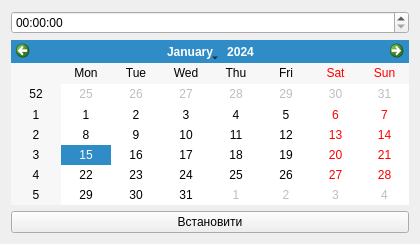
Aleksey710/climatecontrolsystem, file ClimateControlSystem/Frames/SettingsFrames/DateTimeSetup.ui: the form before one commit.
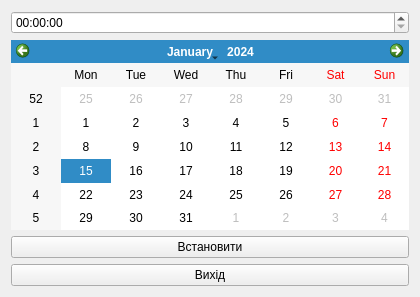
The form after the commit.

Patch:
```diff
--- a/ClimateControlSystem/Frames/SettingsFrames/DateTimeSetup.ui
+++ b/ClimateControlSystem/Frames/SettingsFrames/DateTimeSetup.ui
@@ -7,7 +7,7 @@
     <x>0</x>
     <y>0</y>
     <width>420</width>
-    <height>244</height>
+    <height>297</height>
    </rect>
   </property>
   <property name="windowTitle">
@@ -16,9 +16,6 @@
   <layout class="QGridLayout" name="gridLayout_2">
    <item row="0" column="0">
     <layout class="QGridLayout" name="gridLayout">
-     <item row="0" column="0">
-      <widget class="QTimeEdit" name="timeEdit"/>
-     </item>
      <item row="1" column="0">
       <widget class="QCalendarWidget" name="calendarWidget"/>
      </item>
@@ -29,6 +26,16 @@
        </property>
       </widget>
      </item>
+     <item row="0" column="0">
+      <widget class="QTimeEdit" name="timeEdit"/>
+     </item>
+     <item row="3" column="0">
+      <widget class="QPushButton" name="pbExit">
+       <property name="text">
+        <string>Вихiд</string>
+       </property>
+      </widget>
+     </item>
     </layout>
    </item>
   </layout>
```
